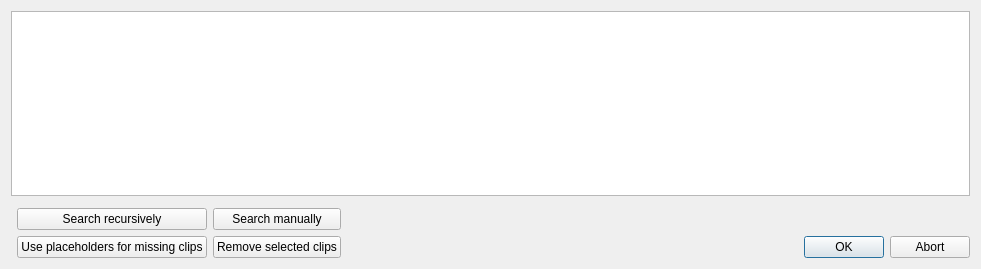
KDE/kdenlive, file src/ui/missingclips_ui.ui: the form before one commit.
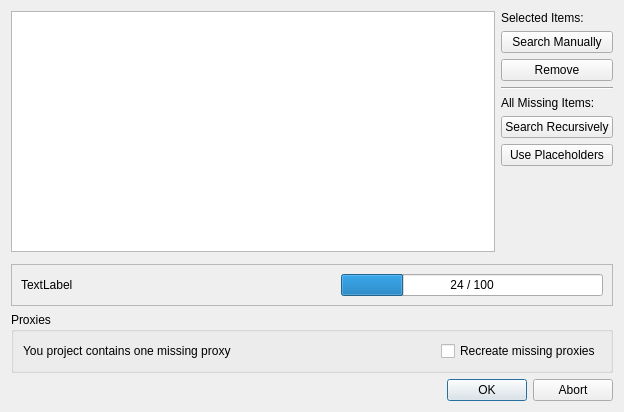
The form after the commit. Icons and pictures are not drawn. Custom widgets are drawn as their Qt base class.

Diff of the .ui file:
```diff
--- a/src/ui/missingclips_ui.ui
+++ b/src/ui/missingclips_ui.ui
@@ -10,15 +10,15 @@
    <rect>
     <x>0</x>
     <y>0</y>
-    <width>981</width>
-    <height>269</height>
+    <width>624</width>
+    <height>412</height>
    </rect>
   </property>
   <property name="windowTitle">
    <string> Clip Problems</string>
   </property>
   <layout class="QGridLayout" name="gridLayout">
-   <item row="3" column="4">
+   <item row="14" column="4" colspan="2">
     <widget class="QDialogButtonBox" name="buttonBox">
      <property name="orientation">
       <enum>Qt::Horizontal</enum>
@@ -28,29 +28,7 @@
      </property>
     </widget>
    </item>
-   <item row="3" column="2">
-    <widget class="QPushButton" name="removeSelected">
-     <property name="text">
-      <string>Remove selected clips</string>
-     </property>
-     <property name="icon">
-      <iconset theme="edit-delete">
-       <normaloff>.</normaloff>.</iconset>
-     </property>
-    </widget>
-   </item>
-   <item row="2" column="1">
-    <widget class="QPushButton" name="recursiveSearch">
-     <property name="text">
-      <string>Search recursively</string>
-     </property>
-     <property name="icon">
-      <iconset theme="tools-wizard">
-       <normaloff>.</normaloff>.</iconset>
-     </property>
-    </widget>
-   </item>
-   <item row="3" column="3">
+   <item row="14" column="3">
     <spacer name="horizontalSpacer">
      <property name="orientation">
       <enum>Qt::Horizontal</enum>
@@ -63,10 +41,46 @@
      </property>
     </spacer>
    </item>
-   <item row="0" column="0" colspan="5">
-    <widget class="QTreeView" name="treeView"/>
+   <item row="12" column="1" colspan="5">
+    <widget class="QGroupBox" name="proxyBox">
+     <property name="title">
+      <string>Proxies</string>
+     </property>
+     <property name="checkable">
+      <bool>false</bool>
+     </property>
+     <layout class="QHBoxLayout" name="horizontalLayout">
+      <item>
+       <widget class="QLabel" name="proxyLabel">
+        <property name="text">
+         <string>You project contains one missing proxy</string>
+        </property>
+       </widget>
+      </item>
+      <item>
+       <spacer name="horizontalSpacer_3">
+        <property name="orientation">
+         <enum>Qt::Horizontal</enum>
+        </property>
+        <property name="sizeHint" stdset="0">
+         <size>
+          <width>40</width>
+          <height>20</height>
+         </size>
+        </property>
+       </spacer>
+      </item>
+      <item>
+       <widget class="QCheckBox" name="recreateProxies">
+        <property name="text">
+         <string>Recreate missing proxies</string>
+        </property>
+       </widget>
+      </item>
+     </layout>
+    </widget>
    </item>
-   <item row="1" column="0" colspan="5">
+   <item row="10" column="1" colspan="5">
     <widget class="KMessageWidget" name="infoLabel">
      <property name="wordWrap" stdset="0">
       <bool>true</bool>
@@ -76,26 +90,145 @@
      </property>
     </widget>
    </item>
-   <item row="3" column="1">
-    <widget class="QPushButton" name="usePlaceholders">
-     <property name="text">
-      <string>Use placeholders for missing clips</string>
+   <item row="11" column="1" colspan="5">
+    <widget class="QFrame" name="progressBox">
+     <property name="frameShape">
+      <enum>QFrame::StyledPanel</enum>
      </property>
-     <property name="icon">
-      <iconset theme="view-preview">
-       <normaloff>.</normaloff>.</iconset>
+     <property name="frameShadow">
+      <enum>QFrame::Sunken</enum>
      </property>
+     <layout class="QHBoxLayout" name="horizontalLayout_3">
+      <item>
+       <widget class="QLabel" name="progressLabel">
+        <property name="text">
+         <string>TextLabel</string>
+        </property>
+       </widget>
+      </item>
+      <item>
+       <spacer name="horizontalSpacer_2">
+        <property name="orientation">
+         <enum>Qt::Horizontal</enum>
+        </property>
+        <property name="sizeHint" stdset="0">
+         <size>
+          <width>40</width>
+          <height>20</height>
+         </size>
+        </property>
+       </spacer>
+      </item>
+      <item>
+       <widget class="QProgressBar" name="progressBar">
+        <property name="value">
+         <number>24</number>
+        </property>
+        <property name="format">
+         <string>%v / %m</string>
+        </property>
+       </widget>
+      </item>
+     </layout>
     </widget>
    </item>
-   <item row="2" column="2">
-    <widget class="QPushButton" name="manualSearch">
-     <property name="text">
-      <string>Search manually</string>
-     </property>
-     <property name="icon">
-      <iconset theme="find-location">
-       <normaloff>.</normaloff>.</iconset>
-     </property>
+   <item row="3" column="1" colspan="4">
+    <widget class="QTreeView" name="treeView"/>
+   </item>
+   <item row="3" column="5">
+    <widget class="QFrame" name="actionButtonBox">
+     <layout class="QVBoxLayout" name="verticalLayout">
+      <property name="leftMargin">
+       <number>0</number>
+      </property>
+      <property name="topMargin">
+       <number>0</number>
+      </property>
+      <property name="rightMargin">
+       <number>0</number>
+      </property>
+      <property name="bottomMargin">
+       <number>0</number>
+      </property>
+      <item>
+       <widget class="QLabel" name="label_2">
+        <property name="text">
+         <string>Selected Items:</string>
+        </property>
+       </widget>
+      </item>
+      <item>
+       <widget class="QPushButton" name="manualSearch">
+        <property name="text">
+         <string>Search Manually</string>
+        </property>
+        <property name="icon">
+         <iconset theme="find-location">
+          <normaloff>.</normaloff>.</iconset>
+        </property>
+       </widget>
+      </item>
+      <item>
+       <widget class="QPushButton" name="removeSelected">
+        <property name="text">
+         <string>Remove</string>
+        </property>
+        <property name="icon">
+         <iconset theme="edit-delete">
+          <normaloff>.</normaloff>.</iconset>
+        </property>
+       </widget>
+      </item>
+      <item>
+       <widget class="Line" name="line">
+        <property name="orientation">
+         <enum>Qt::Horizontal</enum>
+        </property>
+       </widget>
+      </item>
+      <item>
+       <widget class="QLabel" name="label">
+        <property name="text">
+         <string>All Missing Items:</string>
+        </property>
+       </widget>
+      </item>
+      <item>
+       <widget class="QPushButton" name="recursiveSearch">
+        <property name="text">
+         <string>Search Recursively</string>
+        </property>
+        <property name="icon">
+         <iconset theme="tools-wizard">
+          <normaloff>.</normaloff>.</iconset>
+        </property>
+       </widget>
+      </item>
+      <item>
+       <widget class="QPushButton" name="usePlaceholders">
+        <property name="text">
+         <string>Use Placeholders</string>
+        </property>
+        <property name="icon">
+         <iconset theme="view-preview">
+          <normaloff>.</normaloff>.</iconset>
+        </property>
+       </widget>
+      </item>
+      <item>
+       <spacer name="verticalSpacer">
+        <property name="orientation">
+         <enum>Qt::Vertical</enum>
+        </property>
+        <property name="sizeHint" stdset="0">
+         <size>
+          <width>20</width>
+          <height>40</height>
+         </size>
+        </property>
+       </spacer>
+      </item>
+     </layout>
     </widget>
    </item>
   </layout>
```
Left out of the diff: 3 changed lines with no effect on the pictures.
